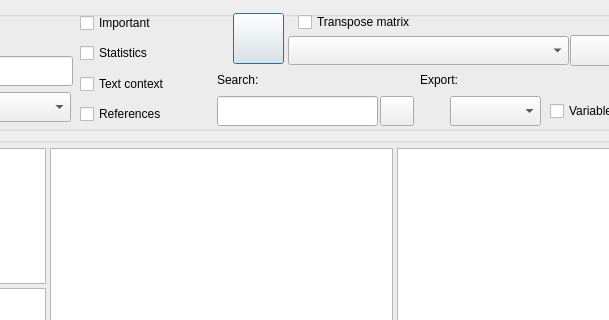
The window that src/GUI_UIs/ui_dialog_report_codings.ui (ccbogel/QualCoder) describes before a commit, drawn with Qt 5; both pictures show x 321 to 930 and y 0 to 320 of the 1085 by 580 pixel window.
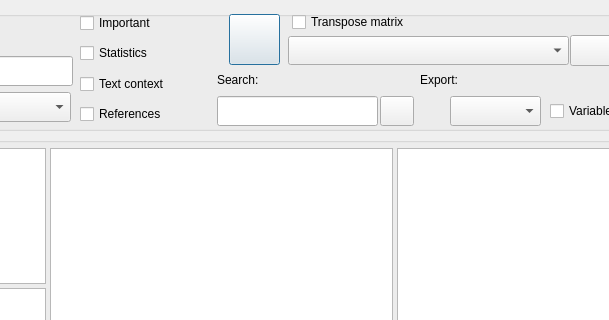
The same window after the commit.

Commit message: widget adjustment

```diff
--- a/src/GUI_UIs/ui_dialog_report_codings.ui
+++ b/src/GUI_UIs/ui_dialog_report_codings.ui
@@ -69,8 +69,8 @@
      <widget class="QPushButton" name="pushButton_run_report">
       <property name="geometry">
        <rect>
-        <x>543</x>
-        <y>2</y>
+        <x>539</x>
+        <y>3</y>
         <width>51</width>
         <height>51</height>
        </rect>
@@ -219,7 +219,7 @@
        <rect>
         <x>390</x>
         <y>-1</y>
-        <width>141</width>
+        <width>131</width>
         <height>26</height>
        </rect>
       </property>
@@ -278,7 +278,7 @@
      <widget class="QCheckBox" name="checkBox_matrix_transpose">
       <property name="geometry">
        <rect>
-        <x>608</x>
+        <x>602</x>
         <y>-1</y>
         <width>231</width>
         <height>24</height>
```
